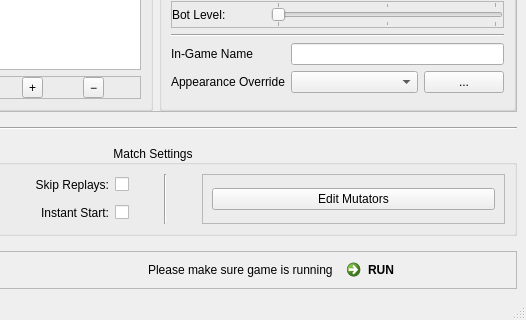
First picture: the form in src/main/python/rlbot/gui/design/qt_gui.ui, repository RLBot/RLBot, before the edit; both pictures show x 220 to 746 and y 294 to 614 of the 746 by 614 pixel window.
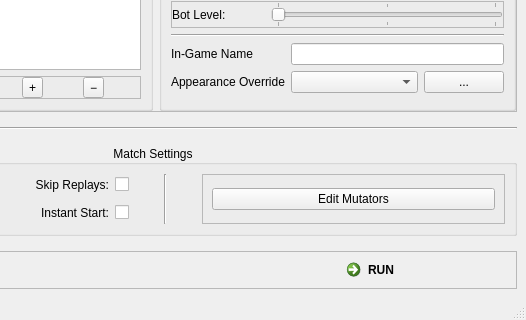
Second picture: the form after the edit.

Commit message: Updated qt_gui.ui to remove label indicating game must be ran and regenerated .py file

```diff
--- a/src/main/python/rlbot/gui/design/qt_gui.ui
+++ b/src/main/python/rlbot/gui/design/qt_gui.ui
@@ -917,13 +917,6 @@
          </property>
         </spacer>
        </item>
-       <item>
-        <widget class="QLabel" name="label_7">
-         <property name="text">
-          <string>Please make sure game is running</string>
-         </property>
-        </widget>
-       </item>
        <item>
         <widget class="QCommandLinkButton" name="run_button">
          <property name="styleSheet">
```
The commit also changes 1 other file.
